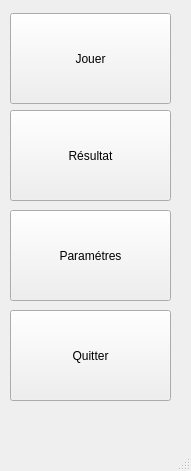
This is puissance4.ui in mateo-suet/BASKET as Qt 5 draws it before an edit. The edited form follows.
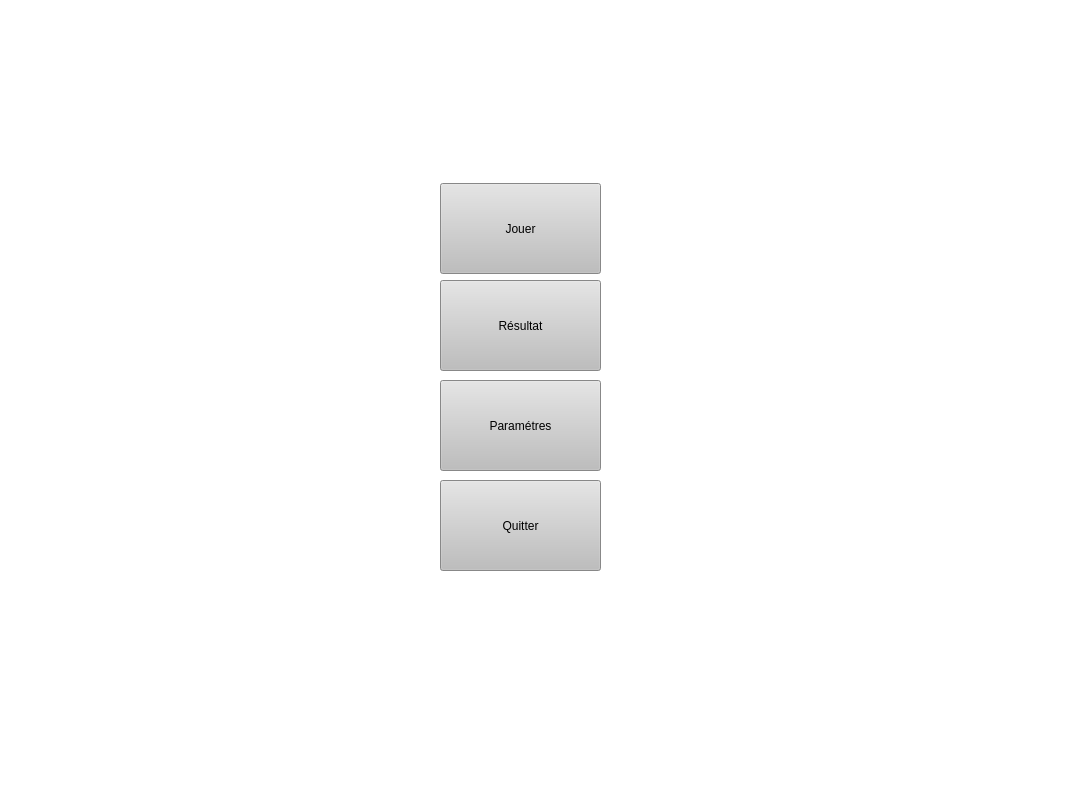
This is the edited form.

The edit to the form file:
```diff
--- a/puissance4.ui
+++ b/puissance4.ui
@@ -6,23 +6,32 @@
    <rect>
     <x>0</x>
     <y>0</y>
-    <width>191</width>
-    <height>471</height>
+    <width>1080</width>
+    <height>805</height>
    </rect>
   </property>
   <property name="windowTitle">
    <string>puissance4</string>
   </property>
+  <property name="styleSheet">
+   <string notr="true">background-color:rgb(255, 255, 255)</string>
+  </property>
   <widget class="QWidget" name="LeTout">
    <widget class="QPushButton" name="PlayPB">
+    <property name="enabled">
+     <bool>true</bool>
+    </property>
     <property name="geometry">
      <rect>
-      <x>10</x>
-      <y>13</y>
+      <x>440</x>
+      <y>183</y>
       <width>161</width>
       <height>91</height>
      </rect>
     </property>
+    <property name="styleSheet">
+     <string notr="true">background-color:rgb(190, 190, 190)</string>
+    </property>
     <property name="text">
      <string>Jouer</string>
     </property>
@@ -30,12 +39,15 @@
    <widget class="QPushButton" name="ResultPB">
     <property name="geometry">
      <rect>
-      <x>10</x>
-      <y>110</y>
+      <x>440</x>
+      <y>280</y>
       <width>161</width>
       <height>91</height>
      </rect>
     </property>
+    <property name="styleSheet">
+     <string notr="true">background-color:rgb(190, 190, 190)</string>
+    </property>
     <property name="text">
      <string>Résultat</string>
     </property>
@@ -43,12 +55,15 @@
    <widget class="QPushButton" name="SettingsPB">
     <property name="geometry">
      <rect>
-      <x>10</x>
-      <y>210</y>
+      <x>440</x>
+      <y>380</y>
       <width>161</width>
       <height>91</height>
      </rect>
     </property>
+    <property name="styleSheet">
+     <string notr="true">background-color:rgb(190, 190, 190)</string>
+    </property>
     <property name="text">
      <string>Paramétres</string>
     </property>
@@ -56,12 +71,15 @@
    <widget class="QPushButton" name="QuitPB">
     <property name="geometry">
      <rect>
-      <x>10</x>
-      <y>310</y>
+      <x>440</x>
+      <y>480</y>
       <width>161</width>
       <height>91</height>
      </rect>
     </property>
+    <property name="styleSheet">
+     <string notr="true">background-color:rgb(190, 190, 190)</string>
+    </property>
     <property name="text">
      <string>Quitter</string>
     </property>
```
Left out of the diff: 2 changed lines with no effect on the pictures.
